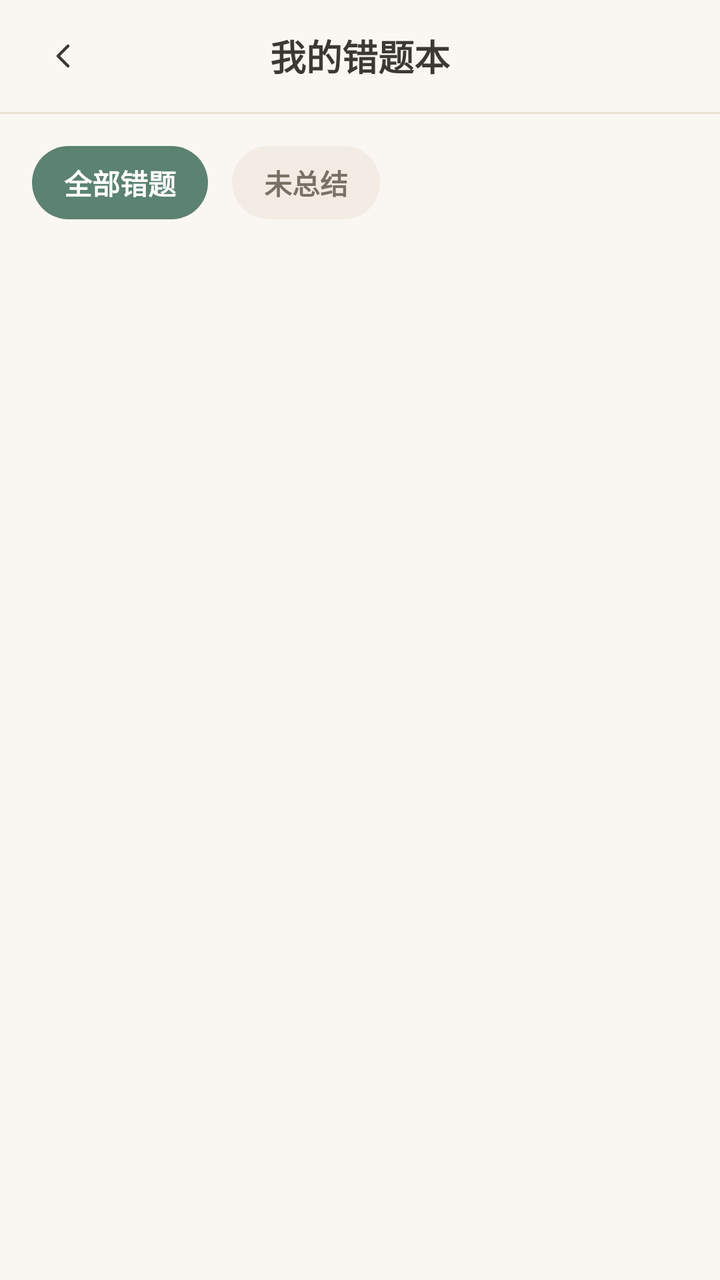
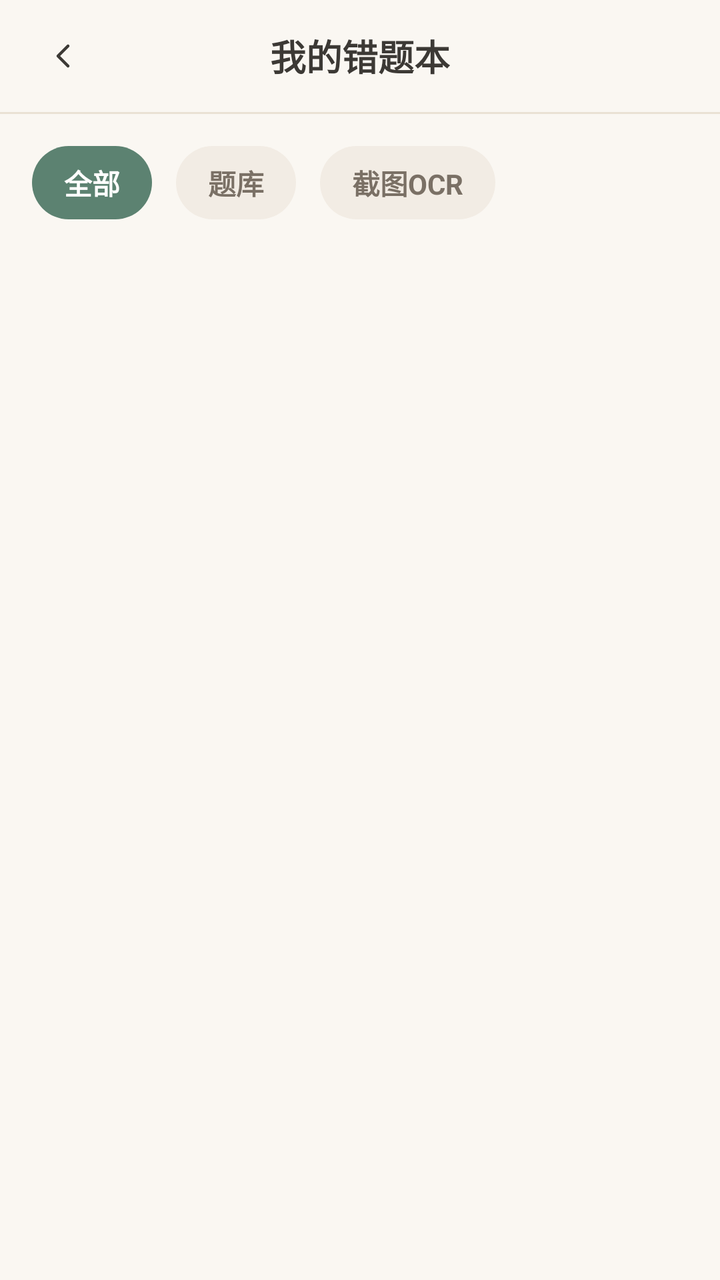

Two renders of the same Android screen: before a commit and after it. Below are the layout's source before the change and the commit's diff.
<!-- AndroidManifest.xml: activity theme Theme.AIAssistant -->
<!-- res/layout/activity_wrong_questions.xml -->
<?xml version="1.0" encoding="utf-8"?>
<LinearLayout xmlns:android="http://schemas.android.com/apk/res/android"
    xmlns:app="http://schemas.android.com/apk/res-auto"
    android:layout_width="match_parent"
    android:layout_height="match_parent"
    android:background="@color/background"
    android:orientation="vertical">

    
    <RelativeLayout
        android:layout_width="match_parent"
        android:layout_height="56dp"
        android:background="@color/background"
        android:paddingHorizontal="16dp">

        <ImageView
            android:id="@+id/btn_back"
            android:layout_width="32dp"
            android:layout_height="32dp"
            android:layout_centerVertical="true"
            android:src="@drawable/ic_chevron_right"
            android:rotation="180"
            android:padding="4dp"
            android:background="?attr/selectableItemBackgroundBorderless"
            android:clickable="true"
            android:focusable="true"
            app:tint="@color/text_primary" />

        <TextView
            android:layout_width="wrap_content"
            android:layout_height="wrap_content"
            android:layout_centerInParent="true"
            android:text="我的错题本"
            android:textSize="18sp"
            android:textStyle="bold"
            android:textColor="@color/text_primary" />
    </RelativeLayout>

    <View
        android:layout_width="match_parent"
        android:layout_height="1dp"
        android:background="@color/border_light" />

    
    <LinearLayout
        android:layout_width="match_parent"
        android:layout_height="wrap_content"
        android:orientation="horizontal"
        android:padding="16dp"
        android:gravity="center_vertical">

        <TextView
            android:id="@+id/tab_all"
            android:layout_width="wrap_content"
            android:layout_height="wrap_content"
            android:text="全部错题"
            android:textSize="14sp"
            android:textStyle="bold"
            android:paddingVertical="8dp"
            android:paddingHorizontal="16dp"
            android:background="@drawable/bg_primary_chip"
            android:textColor="#FFFFFF"
            android:clickable="true"
            android:focusable="true" />

        <TextView
            android:id="@+id/tab_unsummarized"
            android:layout_width="wrap_content"
            android:layout_height="wrap_content"
            android:layout_marginStart="12dp"
            android:text="未总结"
            android:textSize="14sp"
            android:textStyle="bold"
            android:paddingVertical="8dp"
            android:paddingHorizontal="16dp"
            android:background="@drawable/bg_default_chip"
            android:textColor="@color/text_secondary"
            android:clickable="true"
            android:focusable="true" />
    </LinearLayout>

    
    <LinearLayout
        android:id="@+id/layout_empty"
        android:layout_width="match_parent"
        android:layout_height="0dp"
        android:layout_weight="1"
        android:orientation="vertical"
        android:gravity="center"
        android:padding="32dp"
        android:visibility="gone">

        <ImageView
            android:layout_width="80dp"
            android:layout_height="80dp"
            android:src="@drawable/ic_plan"
            app:tint="@color/border_light"
            android:layout_marginBottom="16dp" />

        <TextView
            android:layout_width="wrap_content"
            android:layout_height="wrap_content"
            android:text="空空如也，静谧如初"
            android:textSize="16sp"
            android:textStyle="bold"
            android:textColor="@color/text_primary" />

        <TextView
            android:layout_width="wrap_content"
            android:layout_height="wrap_content"
            android:layout_marginTop="8dp"
            android:text="可在悬浮球设置中开启[记录错题]，截屏圈选错题后一键快速录入"
            android:textSize="13sp"
            android:gravity="center"
            android:textColor="@color/text_secondary" />
    </LinearLayout>

    
    <androidx.recyclerview.widget.RecyclerView
        android:id="@+id/rv_wrong_questions"
        android:layout_width="match_parent"
        android:layout_height="0dp"
        android:layout_weight="1"
        android:clipToPadding="false"
        android:paddingBottom="16dp" />

</LinearLayout>
<!-- resources referenced by this layout -->
<resources>
  <color name="background">#FAF7F2</color>
  <color name="border_light">#EAE1D4</color>
  <color name="text_primary">#3C3935</color>
  <color name="text_secondary">#7A7065</color>
  <!-- drawable bg_default_chip (drawable) -->
  <?xml version="1.0" encoding="utf-8"?>
  <shape xmlns:android="http://schemas.android.com/apk/res/android"
      android:shape="rectangle">
      <solid android:color="@color/tag_blue_bg" />
      <corners android:radius="20dp" />
  </shape>
  <!-- drawable bg_primary_chip (drawable) -->
  <?xml version="1.0" encoding="utf-8"?>
  <shape xmlns:android="http://schemas.android.com/apk/res/android"
      android:shape="rectangle">
      <solid android:color="@color/primary" />
      <corners android:radius="20dp" />
  </shape>
  <!-- drawable ic_chevron_right (drawable) -->
  <vector xmlns:android="http://schemas.android.com/apk/res/android"
      android:width="24dp"
      android:height="24dp"
      android:viewportWidth="24"
      android:viewportHeight="24">
      <path
          android:pathData="M10,7l5,5l-5,5"
          android:strokeColor="@color/text_secondary"
          android:strokeWidth="1.5"
          android:strokeLineCap="round"
          android:strokeLineJoin="round" />
  </vector>
  <!-- drawable ic_plan (drawable) -->
  <?xml version="1.0" encoding="utf-8"?>
  <vector xmlns:android="http://schemas.android.com/apk/res/android"
      android:width="24dp"
      android:height="24dp"
      android:viewportWidth="24"
      android:viewportHeight="24">
      
      <path
          android:fillColor="#374151"
          android:pathData="M19,4H17V2H15V4H9V2H7V4H5C3.89,4 3.01,4.9 3.01,6L3,20C3,21.1 3.89,22 5,22H19C20.1,22 21,21.1 21,20V6C21,4.9 20.1,4 19,4ZM19,20H5V10H19V20ZM19,8H5V6H19V8ZM12,13H17V18H12V13Z" />
  </vector>
  <style name="Theme.AIAssistant" parent="Base.Theme.AIAssistant" />
  <color name="tag_blue_bg">#F2ECE4</color>
  <color name="primary">#5C8271</color>
  <style name="Base.Theme.AIAssistant" parent="Theme.Material3.DayNight.NoActionBar">
          
          <item name="android:statusBarColor">@android:color/transparent</item>
          <item name="android:navigationBarColor">@color/background</item>
          <item name="android:windowDrawsSystemBarBackgrounds">true</item>
          
          <item name="colorPrimary">@color/primary</item>
          <item name="colorSecondary">@color/primary_light</item>
          <item name="android:windowBackground">@color/background</item>
      </style>
  <color name="primary_light">#88A798</color>
</resources>

<!-- the commit's change to res/layout/activity_wrong_questions.xml (unified diff, before → after) -->
@@ -53,7 +53,7 @@
             android:id="@+id/tab_all"
             android:layout_width="wrap_content"
             android:layout_height="wrap_content"
-            android:text="全部错题"
+            android:text="全部"
             android:textSize="14sp"
             android:textStyle="bold"
             android:paddingVertical="8dp"
@@ -64,11 +64,26 @@
             android:focusable="true" />
 
         <TextView
-            android:id="@+id/tab_unsummarized"
+            android:id="@+id/tab_bank"
             android:layout_width="wrap_content"
             android:layout_height="wrap_content"
             android:layout_marginStart="12dp"
-            android:text="未总结"
+            android:text="题库"
+            android:textSize="14sp"
+            android:textStyle="bold"
+            android:paddingVertical="8dp"
+            android:paddingHorizontal="16dp"
+            android:background="@drawable/bg_default_chip"
+            android:textColor="@color/text_secondary"
+            android:clickable="true"
+            android:focusable="true" />
+
+        <TextView
+            android:id="@+id/tab_ocr"
+            android:layout_width="wrap_content"
+            android:layout_height="wrap_content"
+            android:layout_marginStart="12dp"
+            android:text="截图OCR"
             android:textSize="14sp"
             android:textStyle="bold"
             android:paddingVertical="8dp"
